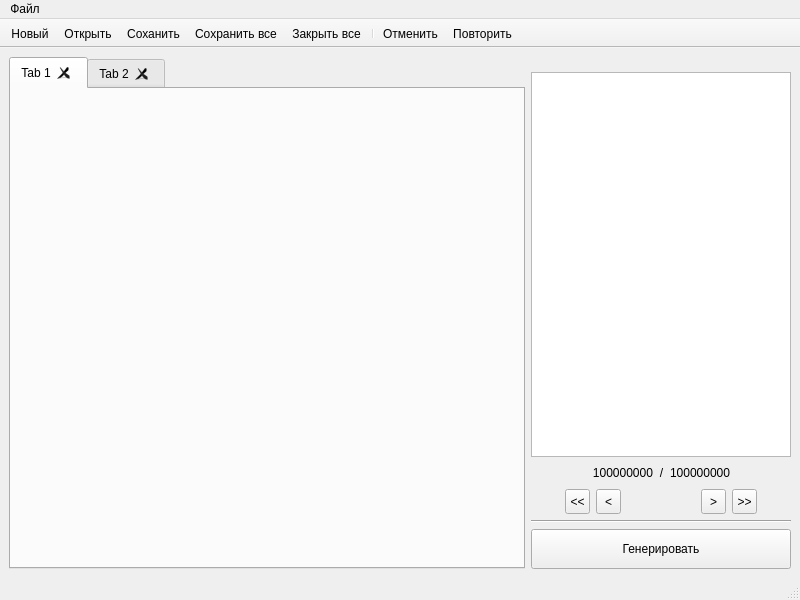
hremman/ImageCompiler, file Forms/MainWin.ui: the form before one commit.
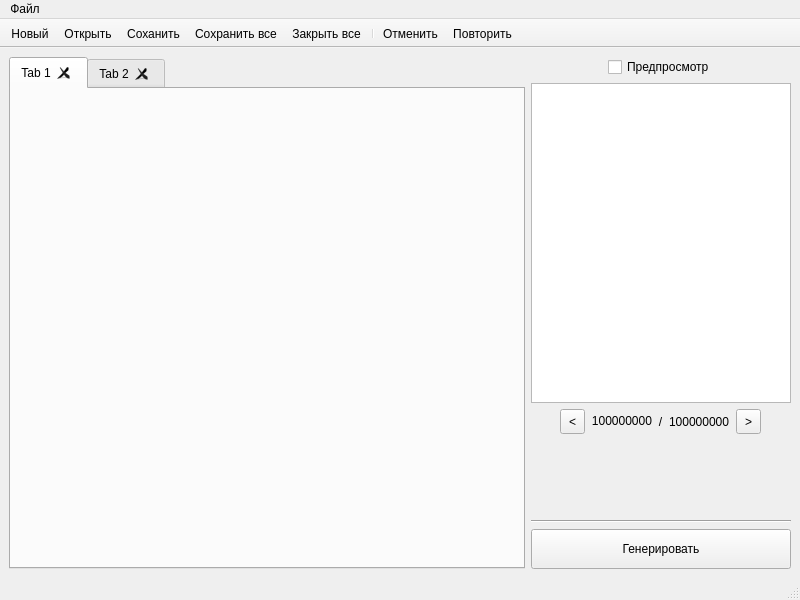
The form after the commit. Icons and pictures are not drawn.

Commit message: Поправаил прьевьюху в гуе

The edit to the form file:
```diff
--- a/Forms/MainWin.ui
+++ b/Forms/MainWin.ui
@@ -32,7 +32,10 @@
      <verstretch>0</verstretch>
     </sizepolicy>
    </property>
-   <layout class="QHBoxLayout" name="horizontalLayout_3" stretch="2,1">
+   <layout class="QHBoxLayout" name="horizontalLayout_3" stretch="4,1">
+    <property name="sizeConstraint">
+     <enum>QLayout::SetDefaultConstraint</enum>
+    </property>
     <item>
      <widget class="QTabWidget" name="tabs">
       <property name="enabled">
@@ -80,20 +83,41 @@
        <enum>QLayout::SetDefaultConstraint</enum>
       </property>
       <item>
-       <spacer name="verticalSpacer">
-        <property name="orientation">
-         <enum>Qt::Vertical</enum>
-        </property>
-        <property name="sizeType">
-         <enum>QSizePolicy::Fixed</enum>
-        </property>
-        <property name="sizeHint" stdset="0">
-         <size>
-          <width>13</width>
-          <height>15</height>
-         </size>
-        </property>
-       </spacer>
+       <layout class="QHBoxLayout" name="horizontalLayout_5">
+        <item>
+         <spacer name="horizontalSpacer_9">
+          <property name="orientation">
+           <enum>Qt::Horizontal</enum>
+          </property>
+          <property name="sizeHint" stdset="0">
+           <size>
+            <width>40</width>
+            <height>20</height>
+           </size>
+          </property>
+         </spacer>
+        </item>
+        <item>
+         <widget class="QCheckBox" name="preview_enable">
+          <property name="text">
+           <string>Предпросмотр</string>
+          </property>
+         </widget>
+        </item>
+        <item>
+         <spacer name="horizontalSpacer_8">
+          <property name="orientation">
+           <enum>Qt::Horizontal</enum>
+          </property>
+          <property name="sizeHint" stdset="0">
+           <size>
+            <width>40</width>
+            <height>20</height>
+           </size>
+          </property>
+         </spacer>
+        </item>
+       </layout>
       </item>
       <item>
        <widget class="QGraphicsView" name="graphicsView">
@@ -105,8 +129,8 @@
         </property>
         <property name="maximumSize">
          <size>
-          <width>800</width>
-          <height>16777215</height>
+          <width>600</width>
+          <height>600</height>
          </size>
         </property>
        </widget>
@@ -126,6 +150,25 @@
           </property>
          </spacer>
         </item>
+        <item>
+         <widget class="QToolButton" name="left">
+          <property name="minimumSize">
+           <size>
+            <width>25</width>
+            <height>25</height>
+           </size>
+          </property>
+          <property name="maximumSize">
+           <size>
+            <width>25</width>
+            <height>25</height>
+           </size>
+          </property>
+          <property name="text">
+           <string>&lt;</string>
+          </property>
+         </widget>
+        </item>
         <item>
          <widget class="QLabel" name="label_curr">
           <property name="minimumSize">
@@ -166,90 +209,6 @@
          </widget>
         </item>
         <item>
-         <spacer name="horizontalSpacer_2">
-          <property name="orientation">
-           <enum>Qt::Horizontal</enum>
-          </property>
-          <property name="sizeHint" stdset="0">
-           <size>
-            <width>40</width>
-            <height>20</height>
-           </size>
-          </property>
-         </spacer>
-        </item>
-       </layout>
-      </item>
-      <item>
-       <layout class="QHBoxLayout" name="horizontalLayout">
-        <item>
-         <spacer name="horizontalSpacer_4">
-          <property name="orientation">
-           <enum>Qt::Horizontal</enum>
-          </property>
-          <property name="sizeHint" stdset="0">
-           <size>
-            <width>40</width>
-            <height>20</height>
-           </size>
-          </property>
-         </spacer>
-        </item>
-        <item>
-         <widget class="QToolButton" name="left_quick">
-          <property name="minimumSize">
-           <size>
-            <width>25</width>
-            <height>25</height>
-           </size>
-          </property>
-          <property name="maximumSize">
-           <size>
-            <width>25</width>
-            <height>25</height>
-           </size>
-          </property>
-          <property name="text">
-           <string>&lt;&lt;</string>
-          </property>
-         </widget>
-        </item>
-        <item>
-         <widget class="QToolButton" name="left">
-          <property name="minimumSize">
-           <size>
-            <width>25</width>
-            <height>25</height>
-           </size>
-          </property>
-          <property name="maximumSize">
-           <size>
-            <width>25</width>
-            <height>25</height>
-           </size>
-          </property>
-          <property name="text">
-           <string>&lt;</string>
-          </property>
-         </widget>
-        </item>
-        <item>
-         <spacer name="horizontalSpacer_5">
-          <property name="orientation">
-           <enum>Qt::Horizontal</enum>
-          </property>
-          <property name="sizeType">
-           <enum>QSizePolicy::Maximum</enum>
-          </property>
-          <property name="sizeHint" stdset="0">
-           <size>
-            <width>80</width>
-            <height>20</height>
-           </size>
-          </property>
-         </spacer>
-        </item>
-        <item>
          <widget class="QToolButton" name="right">
           <property name="minimumSize">
            <size>
@@ -269,26 +228,7 @@
          </widget>
         </item>
         <item>
-         <widget class="QToolButton" name="right_quick">
-          <property name="minimumSize">
-           <size>
-            <width>25</width>
-            <height>25</height>
-           </size>
-          </property>
-          <property name="maximumSize">
-           <size>
-            <width>25</width>
-            <height>25</height>
-           </size>
-          </property>
-          <property name="text">
-           <string>&gt;&gt;</string>
-          </property>
-         </widget>
-        </item>
-        <item>
-         <spacer name="horizontalSpacer_3">
+         <spacer name="horizontalSpacer_2">
           <property name="orientation">
            <enum>Qt::Horizontal</enum>
           </property>
@@ -302,6 +242,19 @@
         </item>
        </layout>
       </item>
+      <item>
+       <spacer name="verticalSpacer">
+        <property name="orientation">
+         <enum>Qt::Vertical</enum>
+        </property>
+        <property name="sizeHint" stdset="0">
+         <size>
+          <width>20</width>
+          <height>40</height>
+         </size>
+        </property>
+       </spacer>
+      </item>
       <item>
        <widget class="Line" name="line">
         <property name="maximumSize">
```
